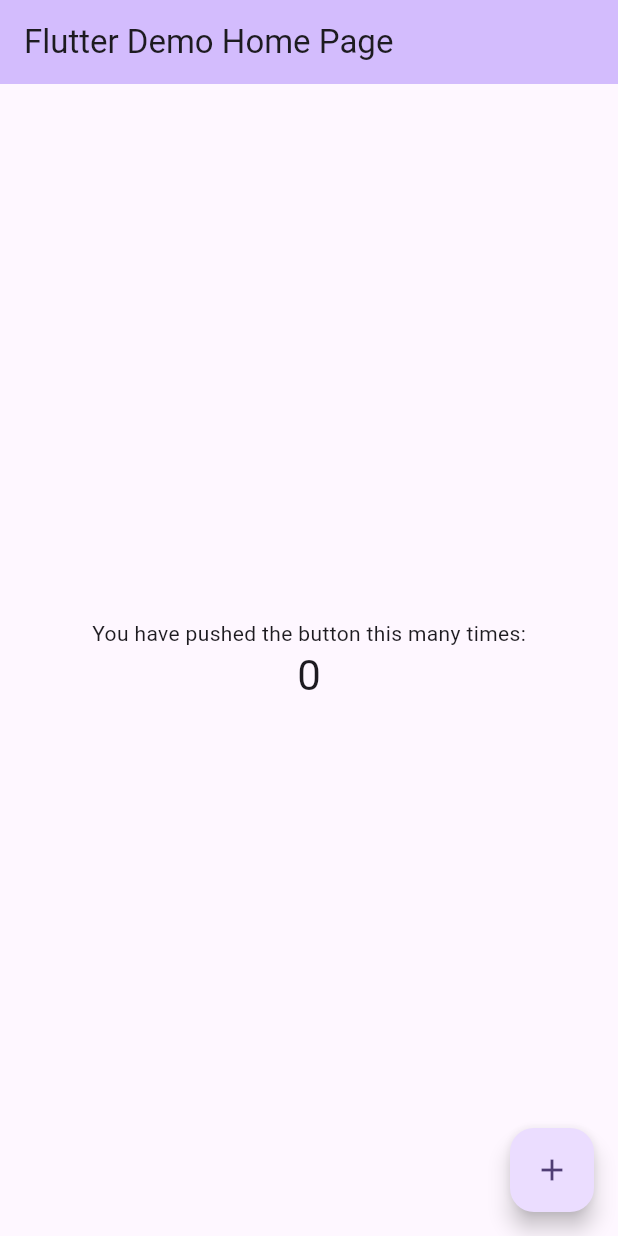
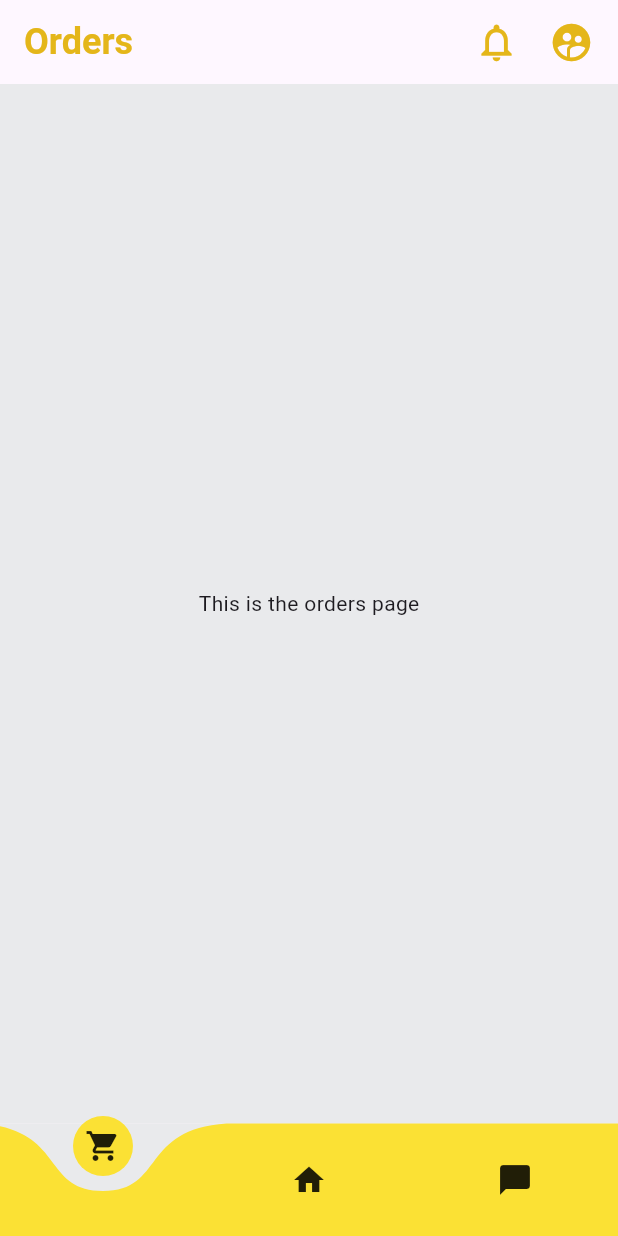
Before and after one commit to Learnathon-By-Geeky-Solutions/team-synergy, a Flutter app: the screen it shows after launch, on a phone screen of 412 x 824 dp. Run offline on Flutter 3.47's test engine with Material 3 defaults, Android fonts, the phone set to English and light mode, and no system bars; drawn by our look-alikes of curved_navigation_bar; Roboto replaces fonts that are missing (Poppins).

Commit message:
add pages, logo, bottom nav bar, header

```diff
--- /dev/null
+++ b/sohojogi/lib/constants.dart
@@ -0,0 +1,23 @@
+import 'package:flutter/material.dart';
+
+class Constants {
+
+  //Theme colors
+  static var primaryColor = const Color(0xFFFBE134);
+  static var secondaryColor = const Color(0xFFE4B61A);
+  static var lightColor = const Color(0xFFE9EAEC);
+  static var darkColor = const Color(0xFF2A2E34);
+  static var blackColor = const Color(0xFF0B0C0C);
+
+  //Text styles
+  static var fontFamily = 'Poppins';
+  static var titleStyle = const TextStyle(fontSize: 24, fontWeight: FontWeight.bold);
+  static var subtitleStyle = const TextStyle(fontSize: 18, fontWeight: FontWeight.bold);
+  static var bodyStyle = const TextStyle(fontSize: 16, fontWeight: FontWeight.normal);
+  static var buttonStyle = const TextStyle(fontSize: 16, fontWeight: FontWeight.bold);
+
+  //Onboarding texts
+  static var titleOne = "Welcome to the app";
+  static var descriptionOne = "This is a simple onboarding screen for your app. You can use this to introduce your app to new users or to show them the features of your app.";
+
+}
--- a/sohojogi/lib/main.dart
+++ b/sohojogi/lib/main.dart
@@ -1,125 +1,23 @@
 import 'package:flutter/material.dart';
+import 'package:sohojogi/ui/home/home_page.dart';
+import 'package:sohojogi/ui/root_page.dart';
 
 void main() {
-  runApp(const MyApp());
+  runApp(MyApp());
 }
 
 class MyApp extends StatelessWidget {
   const MyApp({super.key});
 
-  // This widget is the root of your application.
   @override
   Widget build(BuildContext context) {
     return MaterialApp(
-      title: 'Flutter Demo',
+      title: 'Home Screen',
       theme: ThemeData(
-        // This is the theme of your application.
-        //
-        // TRY THIS: Try running your application with "flutter run". You'll see
-        // the application has a purple toolbar. Then, without quitting the app,
-        // try changing the seedColor in the colorScheme below to Colors.green
-        // and then invoke "hot reload" (save your changes or press the "hot
-        // reload" button in a Flutter-supported IDE, or press "r" if you used
-        // the command line to start the app).
-        //
-        // Notice that the counter didn't reset back to zero; the application
-        // state is not lost during the reload. To reset the state, use hot
-        // restart instead.
-        //
-        // This works for code too, not just values: Most code changes can be
-        // tested with just a hot reload.
-        colorScheme: ColorScheme.fromSeed(seedColor: Colors.deepPurple),
-        useMaterial3: true,
+        primarySwatch: Colors.yellow,
       ),
-      home: const MyHomePage(title: 'Flutter Demo Home Page'),
+      home: RootPage(),
+      debugShowCheckedModeBanner: false,
     );
   }
 }
-
-class MyHomePage extends StatefulWidget {
-  const MyHomePage({super.key, required this.title});
-
-  // This widget is the home page of your application. It is stateful, meaning
-  // that it has a State object (defined below) that contains fields that affect
-  // how it looks.
-
-  // This class is the configuration for the state. It holds the values (in this
-  // case the title) provided by the parent (in this case the App widget) and
-  // used by the build method of the State. Fields in a Widget subclass are
-  // always marked "final".
-
-  final String title;
-
-  @override
-  State<MyHomePage> createState() => _MyHomePageState();
-}
-
-class _MyHomePageState extends State<MyHomePage> {
-  int _counter = 0;
-
-  void _incrementCounter() {
-    setState(() {
-      // This call to setState tells the Flutter framework that something has
-      // changed in this State, which causes it to rerun the build method below
-      // so that the display can reflect the updated values. If we changed
-      // _counter without calling setState(), then the build method would not be
-      // called again, and so nothing would appear to happen.
-      _counter++;
-    });
-  }
-
-  @override
-  Widget build(BuildContext context) {
-    // This method is rerun every time setState is called, for instance as done
-    // by the _incrementCounter method above.
-    //
-    // The Flutter framework has been optimized to make rerunning build methods
-    // fast, so that you can just rebuild anything that needs updating rather
-    // than having to individually change instances of widgets.
-    return Scaffold(
-      appBar: AppBar(
-        // TRY THIS: Try changing the color here to a specific color (to
-        // Colors.amber, perhaps?) and trigger a hot reload to see the AppBar
-        // change color while the other colors stay the same.
-        backgroundColor: Theme.of(context).colorScheme.inversePrimary,
-        // Here we take the value from the MyHomePage object that was created by
-        // the App.build method, and use it to set our appbar title.
-        title: Text(widget.title),
-      ),
-      body: Center(
-        // Center is a layout widget. It takes a single child and positions it
-        // in the middle of the parent.
-        child: Column(
-          // Column is also a layout widget. It takes a list of children and
-          // arranges them vertically. By default, it sizes itself to fit its
-          // children horizontally, and tries to be as tall as its parent.
-          //
-          // Column has various properties to control how it sizes itself and
-          // how it positions its children. Here we use mainAxisAlignment to
-          // center the children vertically; the main axis here is the vertical
-          // axis because Columns are vertical (the cross axis would be
-          // horizontal).
-          //
-          // TRY THIS: Invoke "debug painting" (choose the "Toggle Debug Paint"
-          // action in the IDE, or press "p" in the console), to see the
-          // wireframe for each widget.
-          mainAxisAlignment: MainAxisAlignment.center,
-          children: <Widget>[
-            const Text(
-              'You have pushed the button this many times:',
-            ),
-            Text(
-              '$_counter',
-              style: Theme.of(context).textTheme.headlineMedium,
-            ),
-          ],
-        ),
-      ),
-      floatingActionButton: FloatingActionButton(
-        onPressed: _incrementCounter,
-        tooltip: 'Increment',
-        child: const Icon(Icons.add),
-      ), // This trailing comma makes auto-formatting nicer for build methods.
-    );
-  }
-}
--- /dev/null
+++ b/sohojogi/lib/ui/chat/chat_page.dart
@@ -0,0 +1,21 @@
+import 'package:flutter/material.dart';
+import 'package:sohojogi/constants.dart';
+
+class ChatPage extends StatefulWidget {
+  const ChatPage({super.key});
+
+  @override
+  State<ChatPage> createState() => _ChatPageState();
+}
+
+class _ChatPageState extends State<ChatPage> {
+  @override
+  Widget build(BuildContext context) {
+    return Scaffold(
+      backgroundColor: Constants.lightColor,
+      body: const Center(
+        child: Text('This is the chat page'),
+      ),
+    );
+  }
+}
--- /dev/null
+++ b/sohojogi/lib/ui/home/home_page.dart
@@ -0,0 +1,21 @@
+import 'package:flutter/material.dart';
+import 'package:sohojogi/constants.dart';
+
+class HomePage extends StatefulWidget {
+  const HomePage({super.key});
+
+  @override
+  State<HomePage> createState() => _HomePageState();
+}
+
+class _HomePageState extends State<HomePage> {
+  @override
+  Widget build(BuildContext context) {
+    return Scaffold(
+      backgroundColor: Constants.lightColor,
+      body: const Center(
+        child: Text('This is the home page'),
+      ),
+    );
+  }
+}
--- /dev/null
+++ b/sohojogi/lib/ui/orders/orders_page.dart
@@ -0,0 +1,21 @@
+import 'package:flutter/material.dart';
+import 'package:sohojogi/constants.dart';
+
+class OrdersPage extends StatefulWidget {
+  const OrdersPage({Key? key}) : super(key: key);
+
+  @override
+  State<OrdersPage> createState() => _OrdersPageState();
+}
+
+class _OrdersPageState extends State<OrdersPage> {
+  @override
+  Widget build(BuildContext context) {
+    return Scaffold(
+      backgroundColor: Constants.lightColor,
+      body: const Center(
+        child: Text('This is the orders page'),
+      ),
+    );
+  }
+}
--- /dev/null
+++ b/sohojogi/lib/ui/root_page.dart
@@ -0,0 +1,86 @@
+import 'package:curved_navigation_bar/curved_navigation_bar.dart';
+import 'package:flutter/material.dart';
+import 'package:sohojogi/constants.dart';
+
+import 'chat/chat_page.dart';
+import 'home/home_page.dart';
+import 'orders/orders_page.dart';
+
+class RootPage extends StatefulWidget {
+  const RootPage({super.key});
+
+  @override
+  State<RootPage> createState() => _RootPageState();
+}
+
+class _RootPageState extends State<RootPage> {
+  int bottomNavIndex = 0;
+
+  // list of pages
+  List<Widget> pages = [
+    const OrdersPage(),
+    const HomePage(),
+    const ChatPage(),
+  ];
+
+  //list of bottom navigation bar icons
+  List<IconData> icons = [
+    Icons.shopping_cart,
+    Icons.home,
+    Icons.chat_bubble,
+  ];
+
+  //list of bottom navigation bar titles
+  List<String> titles = [
+    'Orders',
+    'Home',
+    'Chat',
+  ];
+
+  @override
+  Widget build(BuildContext context) {
+    return Scaffold(
+      appBar: AppBar(
+        title: Row(
+          mainAxisAlignment: MainAxisAlignment.spaceBetween,
+          children: [
+            Text(titles[bottomNavIndex], style:
+            TextStyle(color: Constants.secondaryColor,
+            fontFamily: Constants.fontFamily,
+            fontSize: Constants.titleStyle.fontSize,
+            fontWeight: Constants.titleStyle.fontWeight),),
+
+            Row(
+              spacing: 20,
+              children: [
+                Icon(Icons.notifications_none_outlined, color: Constants.secondaryColor, size: 30),
+                Icon(Icons.supervised_user_circle , color: Constants.secondaryColor, size: 30),
+              ],
+            ),
+          ],
+        ),
+        backgroundColor: Theme.of(context).scaffoldBackgroundColor,
+        elevation: 0,
+      ),
+      body: IndexedStack(
+        // pages, titles, and icons are in the same order
+        index: bottomNavIndex,
+        children: pages,
+
+      ),
+      bottomNavigationBar: CurvedNavigationBar(items: icons.map((e) => Icon(e)).toList(),
+        onTap: (index) {
+          setState(() {
+            bottomNavIndex = index;
+          });
+        },
+        index: bottomNavIndex,
+        backgroundColor: Constants.lightColor,
+        color: Constants.primaryColor,
+        buttonBackgroundColor: Constants.primaryColor,
+        height: 75,
+        animationDuration: Duration(milliseconds: 300),
+      ),
+    );
+  }
+}
```
Also changed, not shown: sohojogi/pubspec.yaml (+4 -3 lines), sohojogi/assets/images/logo.png (added), sohojogi/lib/home/home.dart (deleted), sohojogi/pubspec.lock.
